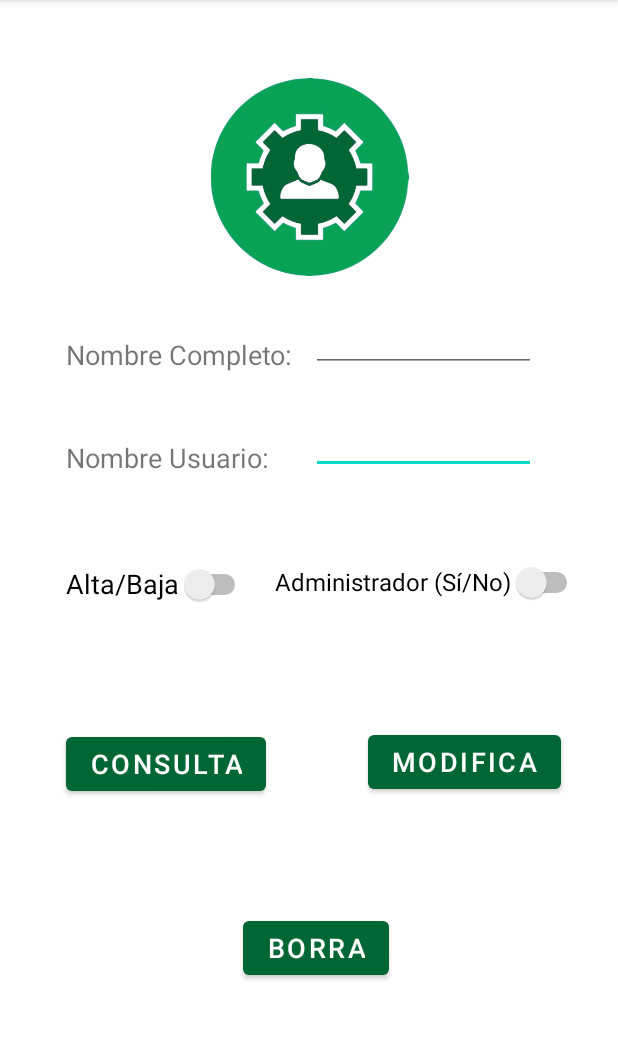
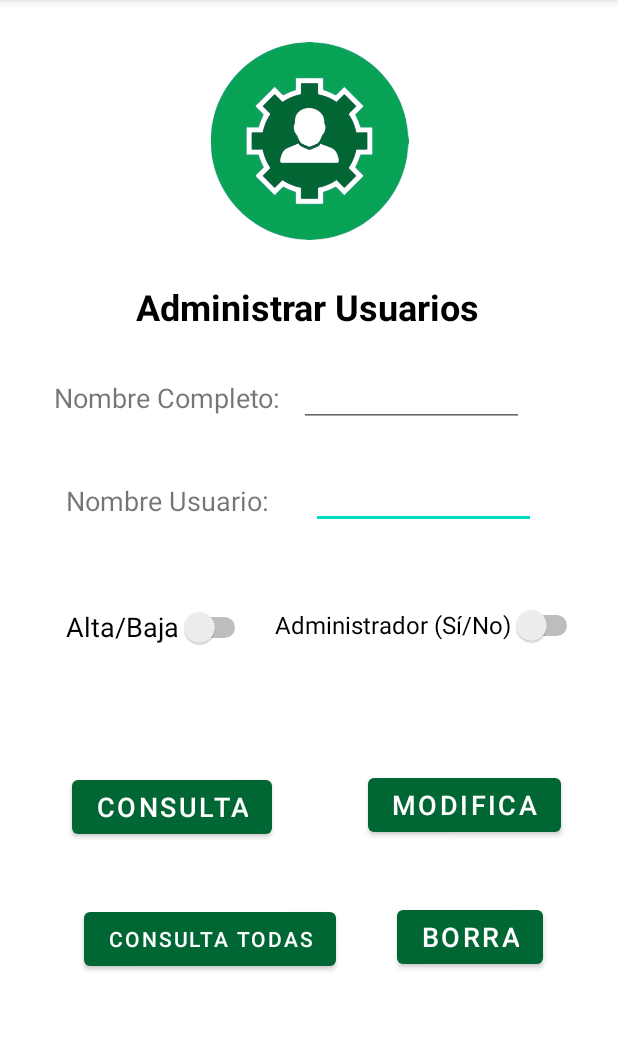
Before and after one commit to Dicorgir/PMDMGrupal_PetPetPet, an Android app: the MainActivityAdminUsuarios screen opened directly, with no data from a screen before it, on a phone screen of 412 x 824 dp, the part 84-1124 px from its top. Run offline under Robolectric (Android 15) with nearby library versions, the phone set to English and light mode, and no system bars.

Commit message:
Añadido el recyclerView de usuarios falta poner que el boton vaya a la ventana del propio recyclerview

```diff
--- /dev/null
+++ b/app/src/main/java/com/example/petpetpet/adapter/AdaptadorUsuarios.kt
@@ -0,0 +1,6 @@
+package com.example.petpetpet.adapter
+
+class AdaptadorUsuarios (){
+
+
+}
--- /dev/null
+++ b/app/src/main/java/com/example/petpetpet/adapter/UsuariosViewHolder.java
@@ -0,0 +1,5 @@
+package com.example.petpetpet.adapter;
+
+public class UsuariosViewHolder {
+
+}
--- a/app/src/main/res/layout/activity_main.xml
+++ b/app/src/main/res/layout/activity_main.xml
@@ -4,7 +4,7 @@
     xmlns:tools="http://schemas.android.com/tools"
     android:layout_width="match_parent"
     android:layout_height="match_parent"
-    tools:context=".Main">
+    tools:context=".MainActivity">
 
     <TextView
         android:id="@+id/textView"
--- a/app/src/main/res/layout/pestana_administrar_usuarios.xml
+++ b/app/src/main/res/layout/pestana_administrar_usuarios.xml
@@ -10,7 +10,7 @@
         android:id="@+id/imageView3"
         android:layout_width="135dp"
         android:layout_height="132dp"
-        android:layout_marginTop="52dp"
+        android:layout_marginTop="28dp"
         app:layout_constraintEnd_toEndOf="parent"
         app:layout_constraintStart_toStartOf="parent"
         app:layout_constraintTop_toTopOf="parent"
@@ -20,12 +20,12 @@
         android:id="@+id/textView3"
         android:layout_width="wrap_content"
         android:layout_height="wrap_content"
-        android:layout_marginStart="44dp"
-        android:layout_marginTop="40dp"
+        android:layout_marginStart="36dp"
+        android:layout_marginTop="32dp"
         android:text="@string/nombreCompleto"
         android:textSize="18sp"
         app:layout_constraintStart_toStartOf="parent"
-        app:layout_constraintTop_toBottomOf="@+id/imageView3" />
+        app:layout_constraintTop_toBottomOf="@+id/textView9" />
 
     <EditText
         android:id="@+id/cuadroUsuarioUsur"
@@ -54,7 +54,7 @@
         android:textColor="@color/black"
         android:textSize="17sp"
         app:layout_constraintStart_toEndOf="@+id/textView3"
-        app:layout_constraintTop_toBottomOf="@+id/imageView3"
+        app:layout_constraintTop_toBottomOf="@+id/textView9"
         tools:ignore="TouchTargetSizeCheck,SpeakableTextPresentCheck" />
 
     <TextView
@@ -86,7 +86,7 @@
         android:layout_width="wrap_content"
         android:layout_height="wrap_content"
         android:layout_marginStart="16dp"
-        android:layout_marginTop="48dp"
+        android:layout_marginTop="40dp"
         android:minHeight="48dp"
         android:text="@string/admin"
         android:textSize="16sp"
@@ -98,7 +98,7 @@
         android:id="@+id/botonConsultarUsuario"
         android:layout_width="wrap_content"
         android:layout_height="wrap_content"
-        android:layout_marginStart="44dp"
+        android:layout_marginStart="48dp"
         android:layout_marginTop="72dp"
         android:text="@string/BotonConsulta"
         android:textSize="18sp"
@@ -109,7 +109,7 @@
         android:id="@+id/botonModificarUsuario"
         android:layout_width="wrap_content"
         android:layout_height="wrap_content"
-        android:layout_marginStart="68dp"
+        android:layout_marginStart="64dp"
         android:layout_marginTop="72dp"
         android:text="@string/BotonModifica"
         android:textSize="18sp"
@@ -120,12 +120,35 @@
         android:id="@+id/botonBorrarUsuarios"
         android:layout_width="wrap_content"
         android:layout_height="wrap_content"
-        android:layout_marginBottom="112dp"
+        android:layout_marginTop="40dp"
+        android:layout_marginEnd="12dp"
         android:text="@string/BotonBorrar"
         android:textSize="18sp"
-        app:layout_constraintBottom_toBottomOf="parent"
         app:layout_constraintEnd_toEndOf="@+id/botonModificarUsuario"
-        app:layout_constraintHorizontal_bias="0.507"
-        app:layout_constraintStart_toStartOf="@+id/botonConsultarUsuario" />
+        app:layout_constraintTop_toBottomOf="@+id/botonModificarUsuario" />
+
+    <TextView
+        android:id="@+id/textView9"
+        android:layout_width="wrap_content"
+        android:layout_height="wrap_content"
+        android:layout_marginTop="28dp"
+        android:text="@string/TituloAdministrarUsuarios"
+        android:textColor="@color/black"
+        android:textSize="24sp"
+        android:textStyle="bold"
+        app:layout_constraintEnd_toEndOf="parent"
+        app:layout_constraintHorizontal_bias="0.498"
+        app:layout_constraintStart_toStartOf="parent"
+        app:layout_constraintTop_toBottomOf="@+id/imageView3" />
+
+    <Button
+        android:id="@+id/botonConsultarTodosUsuarios"
+        android:layout_width="wrap_content"
+        android:layout_height="wrap_content"
+        android:layout_marginStart="8dp"
+        android:layout_marginTop="40dp"
+        android:text="@string/BotonConsultaTodas"
+        app:layout_constraintStart_toStartOf="@+id/botonConsultarUsuario"
+        app:layout_constraintTop_toBottomOf="@+id/botonConsultarUsuario" />
 
 </androidx.constraintlayout.widget.ConstraintLayout>
--- a/app/src/main/res/values/strings.xml
+++ b/app/src/main/res/values/strings.xml
@@ -31,6 +31,8 @@
     <string name="nombreUsuario">Nombre Usuario: </string>
     <string name="alta_baja">Alta/Baja</string>
     <string name="botonAdmin">Admin. Usuarios</string>
+    <string name="TituloAdministrarUsuarios">Administrar Usuarios</string>
+    <string name="tituloAdminSiNo">Admin SI/NO</string>
     <string name="vacio"></string>
 
 </resources>
```
Also changed, not shown: app/src/main/java/com/example/petpetpet/ListaUsuarios.kt (added, +15 -0 lines), app/src/main/java/com/example/petpetpet/adapter/AdaptadorMascota.kt (+6 -3 lines), app/src/main/res/layout/lista_usuarios.xml (added, +13 -0 lines), app/src/main/res/layout/viewholder_usuarios.xml (added, +62 -0 lines).
